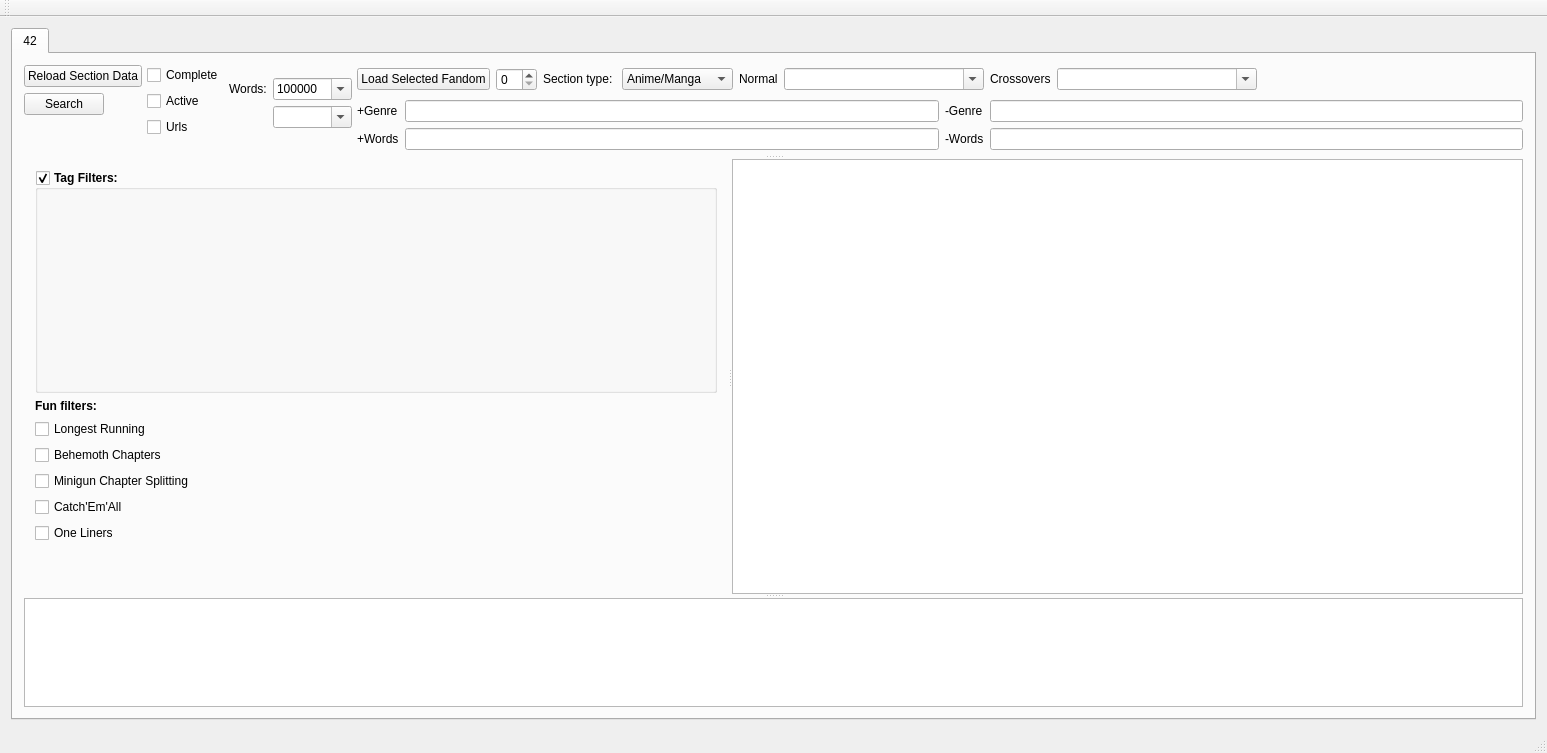
This is UI/mainwindow.ui in Zeks/flipper as Qt 5 draws it before an edit. The edited form follows.
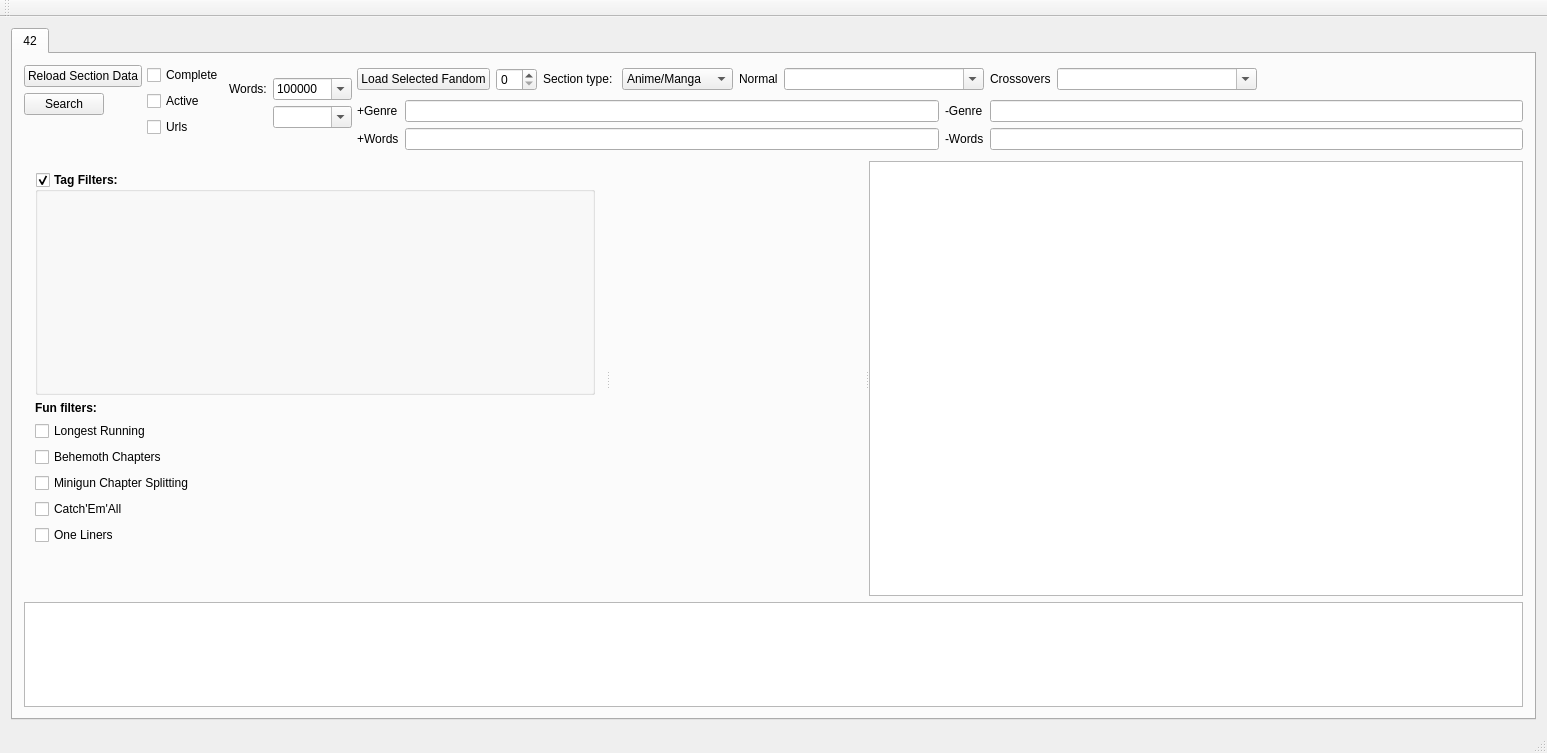
This is the edited form. Custom widgets are drawn as their Qt base class.

Diff of the .ui file:
```diff
--- a/UI/mainwindow.ui
+++ b/UI/mainwindow.ui
@@ -26,10 +26,6 @@
        </attribute>
        <layout class="QGridLayout" name="gridLayout_7">
         <item row="0" column="0">
-         <widget class="QSplitter" name="splitter">
-          <property name="orientation">
-           <enum>Qt::Vertical</enum>
-          </property>
           <widget class="QWidget" name="widget" native="true">
            <property name="sizePolicy">
             <sizepolicy hsizetype="Preferred" vsizetype="Maximum">
@@ -541,6 +537,8 @@
             </item>
            </layout>
           </widget>
+        </item>
+        <item row="1" column="0">
           <widget class="QSplitter" name="spMain">
            <property name="orientation">
             <enum>Qt::Horizontal</enum>
@@ -722,6 +720,14 @@
              </item>
             </layout>
            </widget>
+          <widget class="QWidget" name="wdgFicviewPlaceholder" native="true">
+           <property name="minimumSize">
+            <size>
+             <width>100</width>
+             <height>100</height>
+            </size>
+           </property>
+          </widget>
            <widget class="QTableView" name="tvFanfics">
             <property name="sizePolicy">
              <sizepolicy hsizetype="Expanding" vsizetype="MinimumExpanding">
@@ -731,14 +737,15 @@
             </property>
             <property name="minimumSize">
              <size>
-              <width>300</width>
+             <width>10</width>
               <height>0</height>
              </size>
             </property>
            </widget>
           </widget>
+        </item>
+        <item row="2" column="0">
           <widget class="QTextBrowser" name="edtResults"/>
-         </widget>
         </item>
        </layout>
       </widget>
```
Lines whose indentation alone changed are shown as unchanged.
